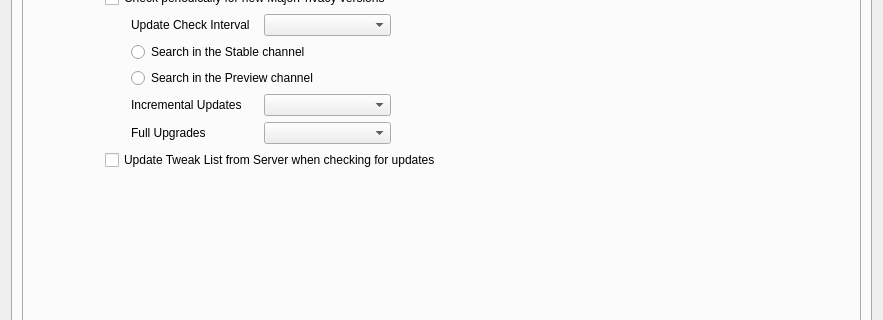
Before: the Qt Designer form MajorPrivacy/Forms/SettingsWindow.ui in xanasoft/MajorPrivacy, drawn with Qt 5; both pictures show x 0 to 883 and y 113 to 433 of the 883 by 608 pixel window.
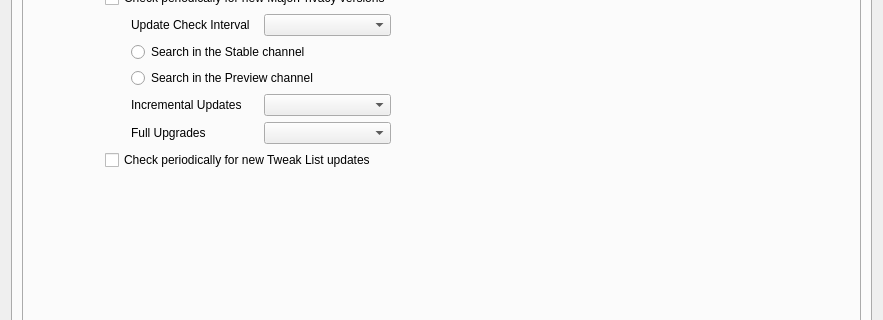
After: the same form once the commit is applied. The open tabs and pages were chosen to show the change. Icons and pictures are not drawn.

Patch:
```diff
--- a/MajorPrivacy/Forms/SettingsWindow.ui
+++ b/MajorPrivacy/Forms/SettingsWindow.ui
@@ -1722,10 +1722,10 @@
                  </property>
                 </widget>
                </item>
-               <item row="8" column="1" colspan="6">
+               <item row="8" column="1" colspan="3">
                 <widget class="QCheckBox" name="chkUpdateTweaks">
                  <property name="text">
-                  <string>Update Tweak List from Server when checking for updates</string>
+                  <string>Check periodically for new Tweak List updates</string>
                  </property>
                 </widget>
                </item>
```
Left out of the diff: 4 changed lines with no effect on the pictures.
